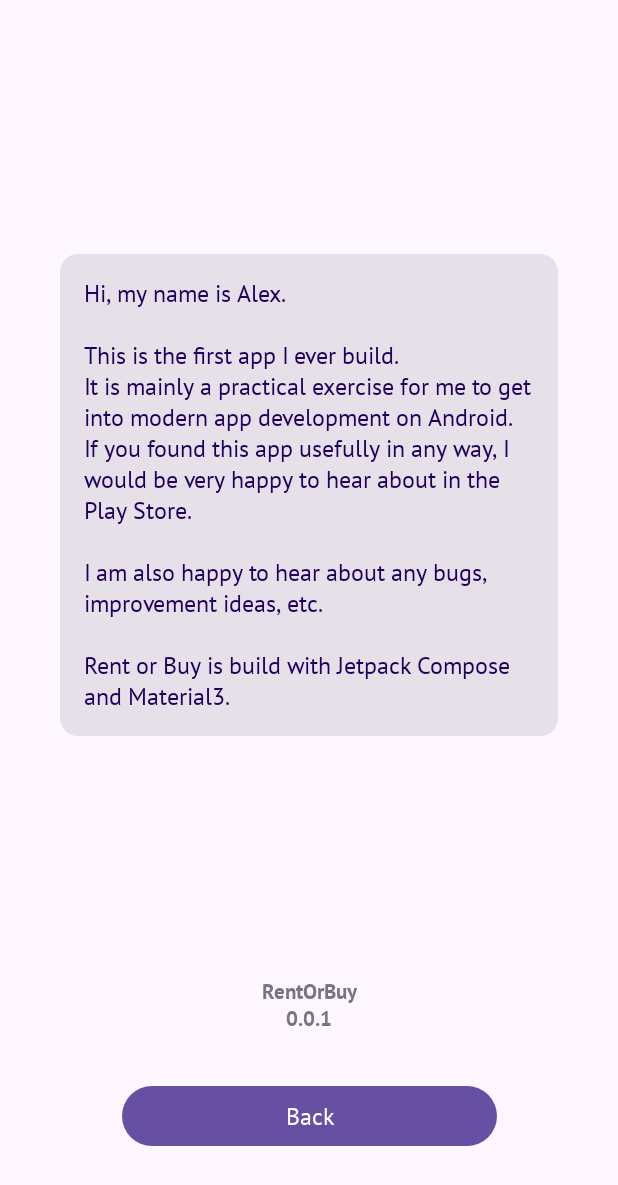
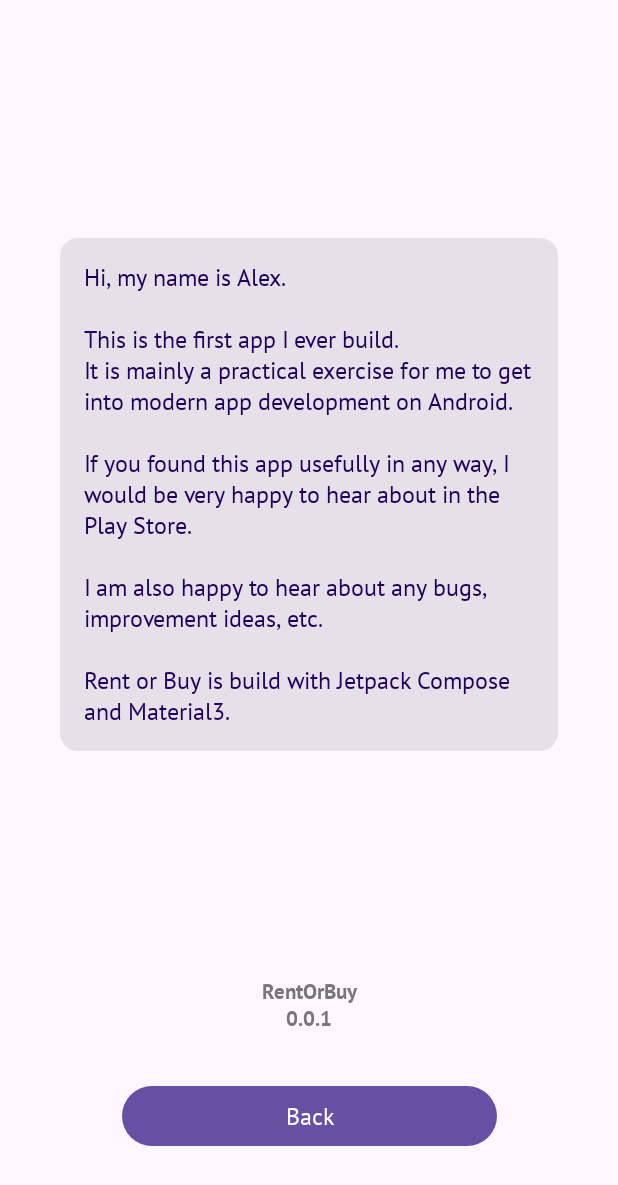
Before and after one commit to weissale1/RentOrBuy, an Android app built with Jetpack Compose: the About screen opened through its navigation route, on a phone screen of 412 x 824 dp. Shown: the top 1185 px of the screen. Run offline under Robolectric (Android 15) with nearby library versions, the phone set to English and light mode, and no system bars.

Commit message:
add linebreak to about text

```diff
--- a/app/src/main/res/values/strings.xml
+++ b/app/src/main/res/values/strings.xml
@@ -19,7 +19,7 @@
         \n\nThis is the first app I ever build.
         \nIt is mainly a practical exercise for me to
         get into modern app development on Android.
-        \nIf you found this app usefully in any way, I would
+        \n\nIf you found this app usefully in any way, I would
         be very happy to hear about in the Play Store.
         \n\nI am also happy to hear about any bugs, improvement ideas, etc.
         \n\nRent or Buy is build with Jetpack Compose and Material3.
```
